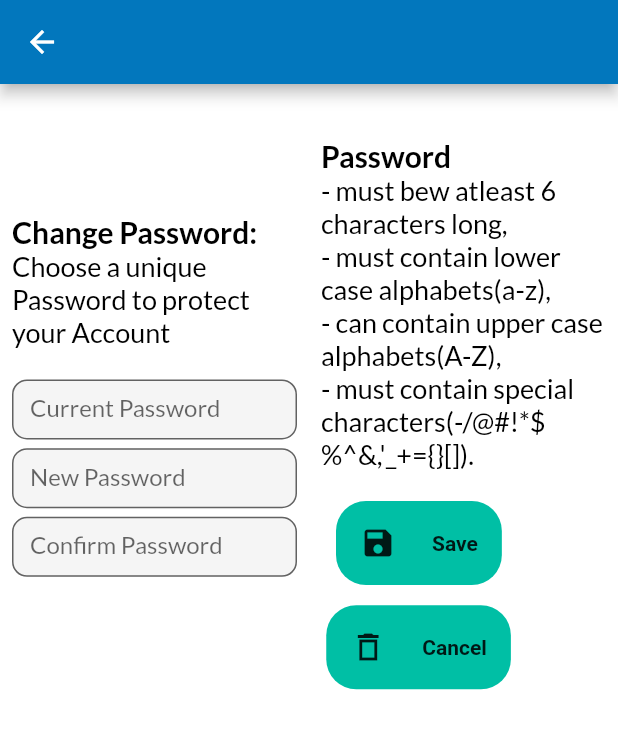
After one commit to Workify-PS/Flutter-Frontend, a Flutter app: the ChangePass screen opened directly, on a phone screen of 412 x 824 dp. The commit adds this screen. Shown: the top 729 px of the screen. Run offline on Flutter 3.47's test engine with Material 2 defaults, Android fonts, the phone set to English and light mode, and no system bars; our stand-ins replace get, google_fonts.

Commit message:
Change Password Screen

```diff
--- a/lib/screens/AuthPage.dart
+++ b/lib/screens/AuthPage.dart
@@ -1,6 +1,7 @@
 import 'package:get/get.dart';
 import 'package:flutter/material.dart';
 import 'package:google_fonts/google_fonts.dart';
+import 'package:workify/screens/ChangePass.dart';
 import 'package:workify/utils/sizes.dart';
 
 class AuthPage extends StatefulWidget {
@@ -105,7 +106,7 @@ class _AuthPageState extends State<AuthPage> {
                                         validator: (userID) =>
                                             userID!.isNotEmpty
                                                 ? null
-                                                : "Check your email",
+                                                : "Check your User ID",
                                         keyboardType:
                                             TextInputType.emailAddress,
                                         decoration: InputDecoration(
--- /dev/null
+++ b/lib/screens/ChangePass.dart
@@ -0,0 +1,206 @@
+import 'package:flutter/material.dart';
+
+class ChangePass extends StatelessWidget {
+  @override
+  Widget build(BuildContext context) {
+    return Scaffold(
+        appBar: AppBar(
+          title: Padding(
+              padding: const EdgeInsets.only(right: 1400),
+              child: Text('ACCOUNT')),
+          backgroundColor: Colors.lightBlue[800],
+        ),
+        body: SingleChildScrollView(
+          child: Stack(
+            children: [Body()],
+          ),
+        ));
+  }
+}
+
+class Body extends StatefulWidget {
+  @override
+  _BodyState createState() => _BodyState();
+}
+
+class _BodyState extends State<Body> {
+  get icon => null;
+
+  @override
+  Widget build(BuildContext context) {
+    return Row(
+      children: [
+        Expanded(
+            child: Container(
+          child: Column(
+            children: [
+              Padding(
+                padding: const EdgeInsets.all(8.0),
+                child: Container(
+                  alignment: Alignment.topLeft,
+                  child: Column(
+                    mainAxisAlignment: MainAxisAlignment.start,
+                    crossAxisAlignment: CrossAxisAlignment.start,
+                    children: [
+                      SizedBox(
+                        height: 0.5,
+                      ),
+                      Text(
+                        'Change Password:',
+                        style: TextStyle(
+                            fontSize: 20, fontWeight: FontWeight.bold),
+                      ),
+                      Text(
+                        'Choose a unique Password to protect your Account',
+                        style: TextStyle(
+                            fontSize: 18, fontWeight: FontWeight.normal),
+                      ),
+                      SizedBox(height: 20),
+                      Container(
+                        height: 40,
+                        width: 238,
+                        child: TextField(
+                          decoration: InputDecoration(
+                              fillColor: Colors.grey.shade100,
+                              filled: true,
+                              labelText: 'Current Password',
+                              border: OutlineInputBorder(
+                                  borderRadius: BorderRadius.circular(10))),
+                        ),
+                      ),
+                      SizedBox(height: 5.8),
+                      Container(
+                        height: 40,
+                        width: 238,
+                        child: TextField(
+                          decoration: InputDecoration(
+                              fillColor: Colors.grey.shade100,
+                              filled: true,
+                              labelText: 'New Password  ',
+                              border: OutlineInputBorder(
+                                  borderRadius: BorderRadius.circular(10))),
+                        ),
+                      ),
+                      SizedBox(height: 5.8),
+                      Container(
+                        height: 40,
+                        width: 238,
+                        child: TextField(
+                          decoration: InputDecoration(
+                              fillColor: Colors.grey.shade100,
+                              filled: true,
+                              labelText: 'Confirm Password  ',
+                              border: OutlineInputBorder(
+                                  borderRadius: BorderRadius.circular(10))),
+                        ),
+                      ),
+                    ],
+                  ),
+                ),
+              )
+            ],
+          ),
+        )),
+        Expanded(
+          child: Column(
+            children: [
+              Padding(
+                padding: const EdgeInsets.all(8.0),
+                child: Container(
+                  alignment: Alignment.topLeft,
+                  child: Column(
+                    mainAxisAlignment: MainAxisAlignment.start,
+                    crossAxisAlignment: CrossAxisAlignment.start,
+                    children: [
+                      SizedBox(
+                        height: 28,
+                      ),
+                      Text(
+                        'Password ',
+                        style: TextStyle(
+                            fontSize: 20, fontWeight: FontWeight.bold),
+                      ),
+                      Text(
+                        '- must bew atleast 6 characters long,',
+                        style: TextStyle(
+                            fontSize: 18, fontWeight: FontWeight.normal),
+                      ),
+                      Text(
+                        '- must contain lower case alphabets(a-z),',
+                        style: TextStyle(
+                            fontSize: 18, fontWeight: FontWeight.normal),
+                      ),
+                      Text(
+                        '- can contain upper case alphabets(A-Z),',
+                        style: TextStyle(
+                            fontSize: 18, fontWeight: FontWeight.normal),
+                      ),
+                      Text(
+                        "- must contain special characters(-/@#!*\$%^&,'_+={}[]).",
+                        style: TextStyle(
+                            fontSize: 18, fontWeight: FontWeight.normal),
+                      ),
+                      SizedBox(
+                        height: 10,
+                      ),
+                      Padding(
+                        padding: EdgeInsets.all(10.0),
+                        child: TextButton.icon(
+                          style: TextButton.styleFrom(
+                              textStyle: TextStyle(color: Colors.black12),
+                              backgroundColor: Colors.tealAccent[700],
+                              shape: RoundedRectangleBorder(
+                                  borderRadius: BorderRadius.circular(20.0))),
+                          onPressed: () {},
+                          icon: Padding(
+                            padding: EdgeInsets.all(8.0),
+                            child: Icon(
+                              Icons.save,
+                              color: Colors.black87,
+                            ),
+                          ),
+                          label: Padding(
+                              padding: EdgeInsets.all(8.0),
+                              child: Text(
+                                'Save',
+                                style: TextStyle(
+                                    fontWeight: FontWeight.bold,
+                                    color: Colors.black87),
+                              )),
+                        ),
+                      ),
+                      Padding(
+                        padding: EdgeInsets.all(3.5),
+                        child: TextButton.icon(
+                          style: TextButton.styleFrom(
+                              textStyle: TextStyle(color: Colors.black12),
+                              backgroundColor: Colors.tealAccent[700],
+                              shape: RoundedRectangleBorder(
+                                  borderRadius: BorderRadius.circular(20.0))),
+                          onPressed: () {},
+                          icon: Padding(
+                            padding: EdgeInsets.all(8.0),
+                            child: Icon(Icons.delete_outline_sharp,
+                                color: Colors.black87),
+                          ),
+                          label: Padding(
+                              padding: EdgeInsets.all(8.0),
+                              child: Text(
+                                'Cancel',
+                                style: TextStyle(
+                                    fontWeight: FontWeight.bold,
+                                    color: Colors.black87),
+                              )),
+                        ),
+                      ),
+                    ],
+                  ),
+                ),
+              )
+            ],
+          ),
+        ),
+      ],
+    );
+  }
+}
```
Also changed, not shown: 3 other files.
